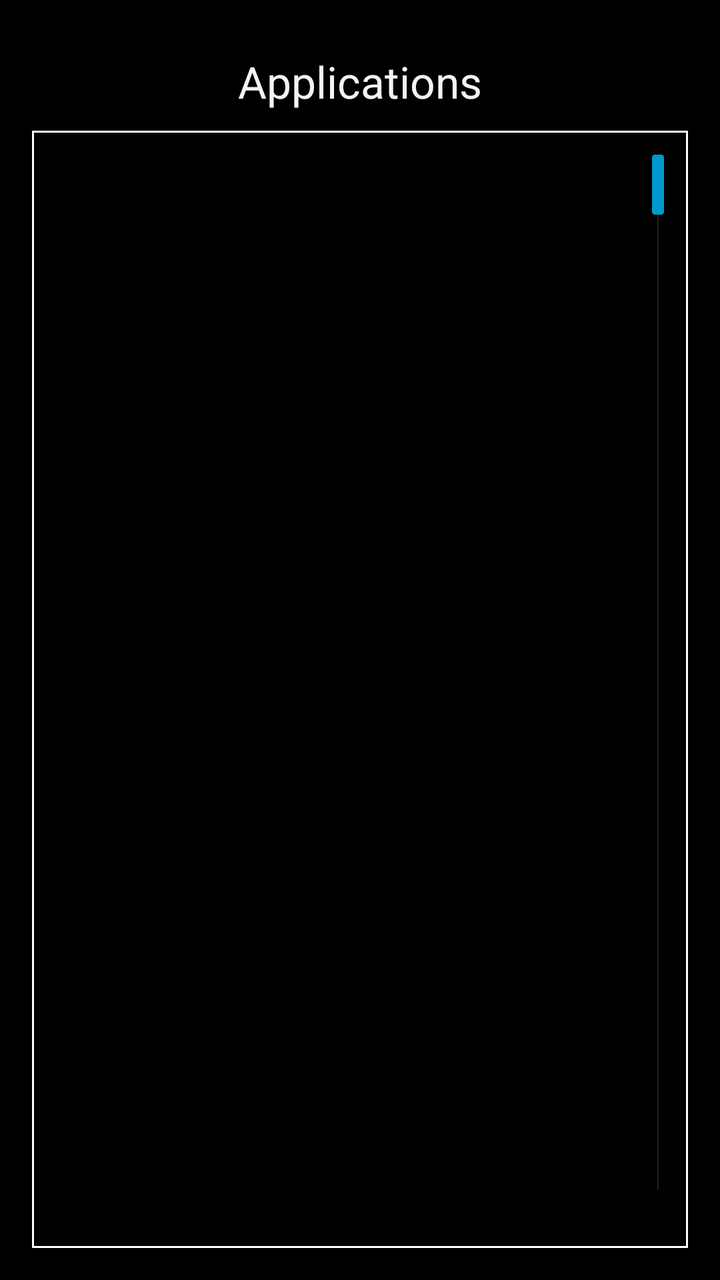
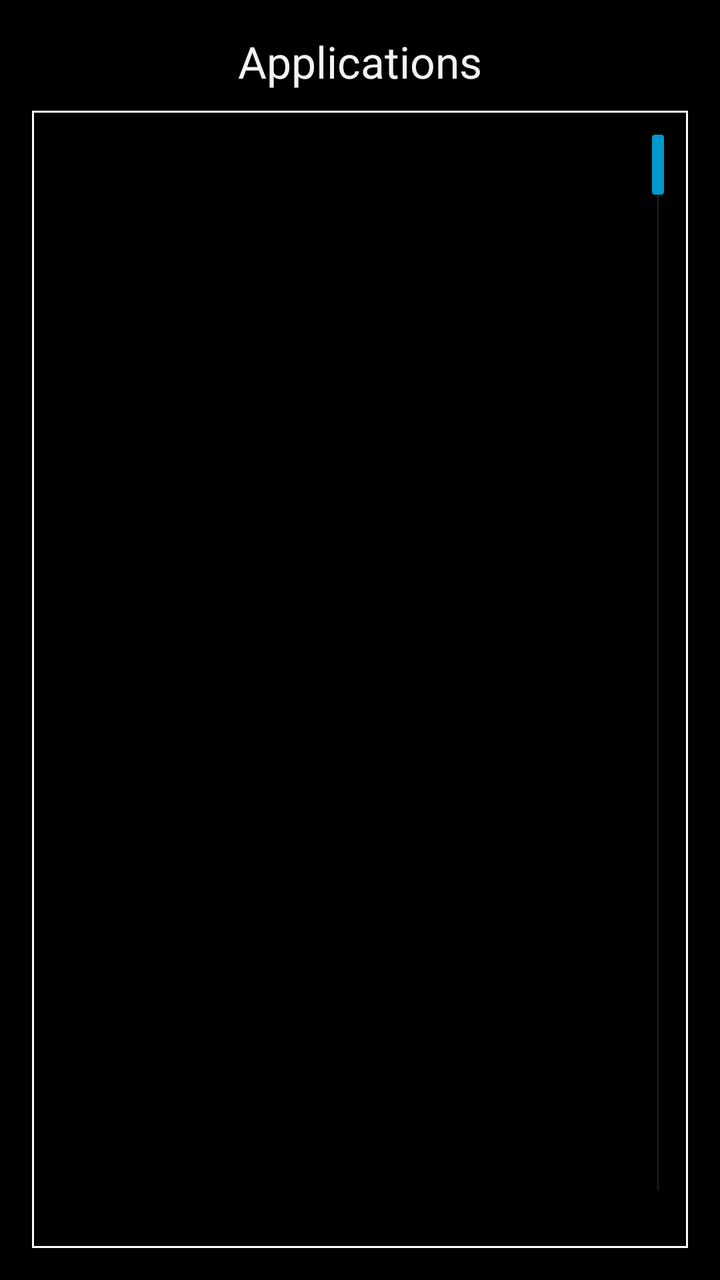

An Android layout rendered at two revisions. The XML below is the earlier revision; the diff shows what the commit changed to produce the second picture.
<!-- AndroidManifest.xml: application theme AppTheme -->
<!-- res/layout/activity_app_view.xml -->
<RelativeLayout xmlns:android="http://schemas.android.com/apk/res/android"
    xmlns:tools="http://schemas.android.com/tools"
    android:layout_width="match_parent"
    android:layout_height="match_parent"
    android:paddingBottom="@dimen/activity_vertical_margin"
    android:paddingLeft="@dimen/activity_horizontal_margin"
    android:paddingRight="@dimen/activity_horizontal_margin"
    android:paddingTop="@dimen/activity_vertical_margin"
    tools:context=".AppView" >

    <ListView
        android:id="@+id/pcListView"
        android:layout_width="match_parent"
        android:layout_height="wrap_content"
        android:layout_alignParentLeft="true"
        android:layout_alignParentRight="true"
        android:layout_alignParentBottom="true"
        android:layout_below="@+id/appListText"
        android:fastScrollEnabled="true"
        android:longClickable="false"
        android:background="@drawable/list_view_unselected"
        android:stackFromBottom="false">
    </ListView>
    
    <TextView
        android:id="@+id/appListText"
        android:layout_width="wrap_content"
        android:layout_height="wrap_content"
        android:layout_centerHorizontal="true"
        android:textAppearance="?android:attr/textAppearanceLarge"
        android:layout_alignParentTop="true"
        android:paddingTop="10dp"
        android:paddingBottom="10dp"
        android:text="Applications" />

</RelativeLayout>
<!-- resources referenced by this layout -->
<resources>
  <dimen name="activity_horizontal_margin">16dp</dimen>
  <dimen name="activity_vertical_margin">16dp</dimen>
  <!-- drawable list_view_unselected (drawable) -->
  <?xml version="1.0" encoding="utf-8"?>
  <shape xmlns:android="http://schemas.android.com/apk/res/android"
      android:shape="rectangle" >
  
     <stroke android:width="1dip" android:color="#ffffff"/>
     
  </shape>
  <style name="AppTheme" parent="AppBaseTheme">
          
      </style>
  <style name="AppBaseTheme" parent="android:Theme">
          
      </style>
</resources>

<!-- the commit's change to res/layout/activity_app_view.xml (unified diff, before → after) -->
@@ -29,7 +29,7 @@
         android:layout_centerHorizontal="true"
         android:textAppearance="?android:attr/textAppearanceLarge"
         android:layout_alignParentTop="true"
-        android:paddingTop="10dp"
+        android:paddingTop="0dp"
         android:paddingBottom="10dp"
         android:text="Applications" />
 
